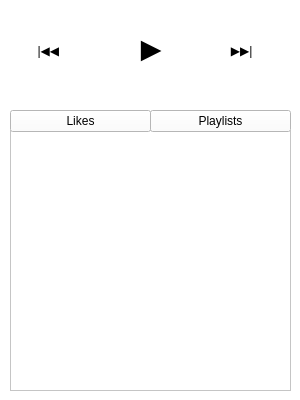
flxw/scplay, file mainwindow.ui: the form before one commit.
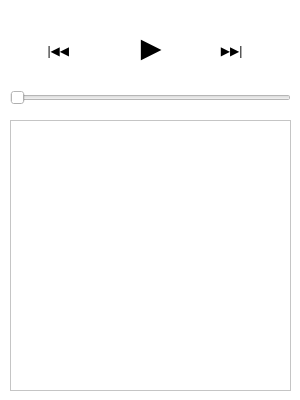
The form after the commit.

Commit message: Progress bar works now :)

The edit to the form file:
```diff
--- a/mainwindow.ui
+++ b/mainwindow.ui
@@ -43,7 +43,7 @@
     <property name="geometry">
      <rect>
       <x>110</x>
-      <y>11</y>
+      <y>10</y>
       <width>75</width>
       <height>75</height>
      </rect>
@@ -65,7 +65,7 @@
    <widget class="QPushButton" name="prevButton">
     <property name="geometry">
      <rect>
-      <x>30</x>
+      <x>40</x>
       <y>30</y>
       <width>40</width>
       <height>40</height>
@@ -83,7 +83,7 @@
    <widget class="QPushButton" name="nextButton">
     <property name="geometry">
      <rect>
-      <x>220</x>
+      <x>210</x>
       <y>30</y>
       <width>40</width>
       <height>40</height>
@@ -102,39 +102,26 @@
     <property name="geometry">
      <rect>
       <x>10</x>
-      <y>130</y>
+      <y>120</y>
       <width>281</width>
-      <height>261</height>
+      <height>271</height>
      </rect>
     </property>
     <property name="horizontalScrollBarPolicy">
      <enum>Qt::ScrollBarAlwaysOff</enum>
     </property>
    </widget>
-   <widget class="QPushButton" name="pushButton">
+   <widget class="QSlider" name="progressBar">
     <property name="geometry">
      <rect>
       <x>10</x>
-      <y>110</y>
-      <width>141</width>
-      <height>22</height>
+      <y>90</y>
+      <width>281</width>
+      <height>16</height>
      </rect>
     </property>
-    <property name="text">
-     <string>Likes</string>
-    </property>
-   </widget>
-   <widget class="QPushButton" name="pushButton_2">
-    <property name="geometry">
-     <rect>
-      <x>150</x>
-      <y>110</y>
-      <width>141</width>
-      <height>22</height>
-     </rect>
-    </property>
-    <property name="text">
-     <string>Playlists</string>
+    <property name="orientation">
+     <enum>Qt::Horizontal</enum>
     </property>
    </widget>
   </widget>
```
The commit also changes 4 other files.
